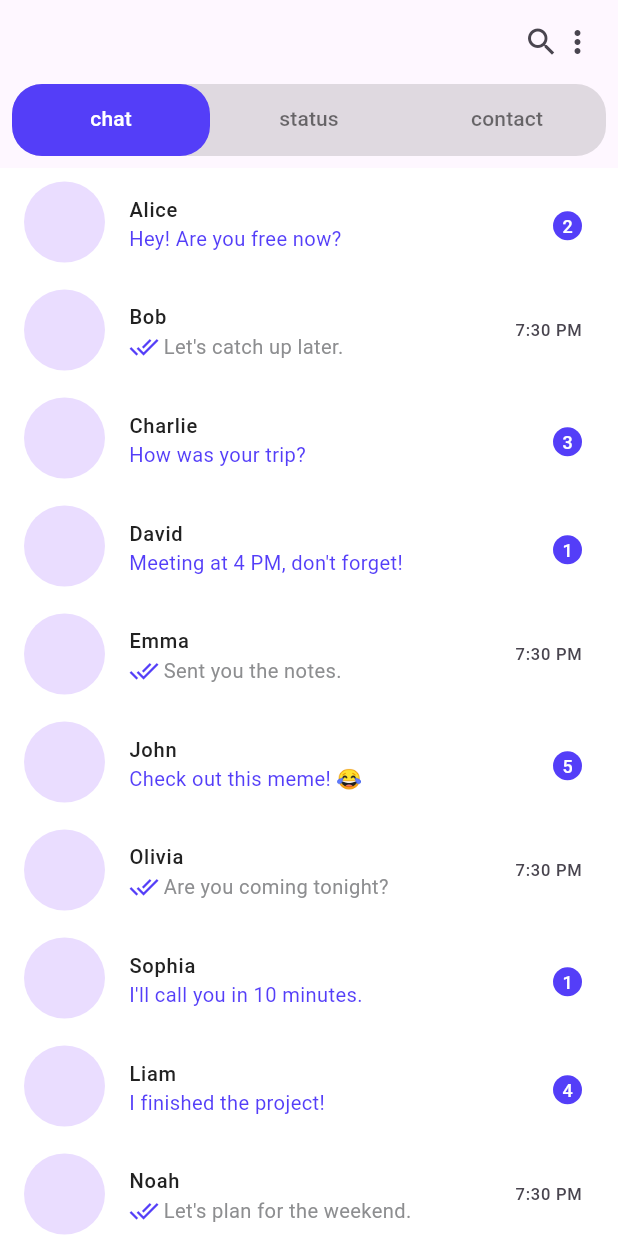
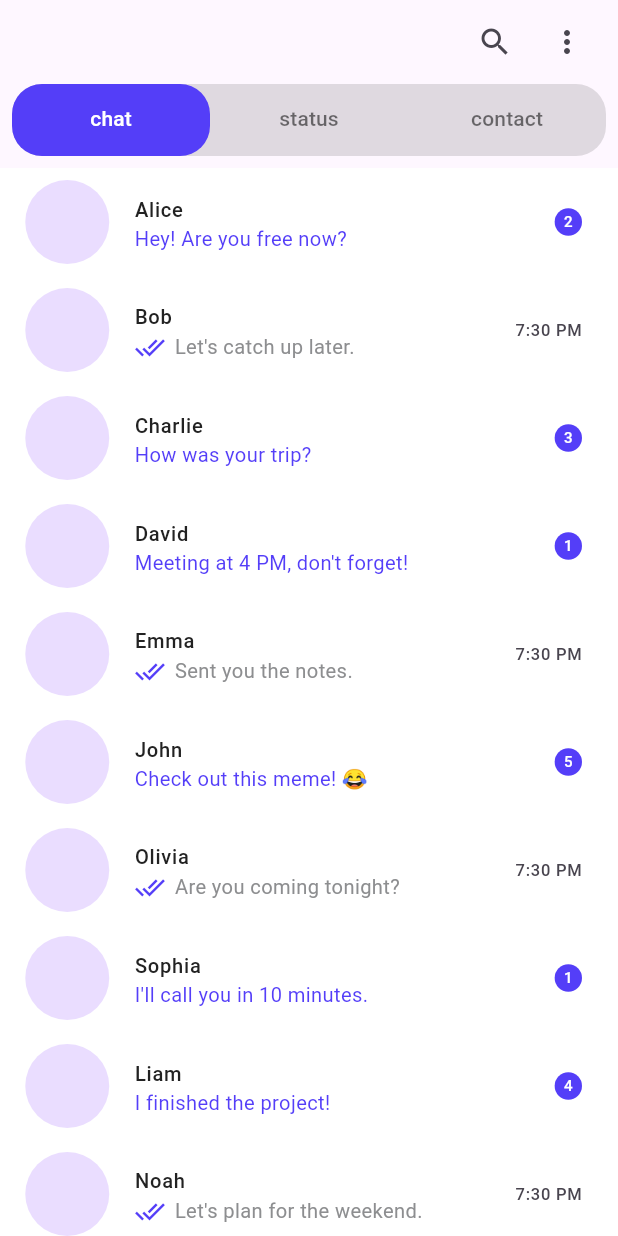
Before and after one commit to shahmashah86/chat_app_Firebase, a Flutter app: the Tabbar screen opened directly, on a phone screen of 412 x 824 dp. Run offline on Flutter 3.47's test engine with Material 3 defaults, Android fonts, the light colour scheme and no system bars; our stand-ins replace cloud_firestore, firebase_auth, firebase_core, flutter_bloc, flutter_spinkit, get_it and 4 more; accounts and stored records are empty.

Commit message:
second commit by using core file usage

```diff
--- a/lib/core/theme/app_colors.dart
+++ b/lib/core/theme/app_colors.dart
@@ -3,30 +3,30 @@ import 'dart:ui';
 import 'package:flutter/material.dart';
 
 class AppColors {
-    static const primarybuttonColor =Color(0xFF0088CC);
+    static const primaryColor= const Color.fromARGB(255, 84, 62, 248);
      static const Color backgroundLight = Colors.white;
   static const Color backgroundDark = Color(0xFF121212);
 
   //togglr color
-  static const toggle=Color(0XFF77D572);
+  // static const toggle=Color(0XFF77D572);
 
-  static const greyNoreg=Color(0XFFD1D5DB);
-  static const greyregister=Color(0XFF3C3C43);
-  // last chat  from homescreen
+  // static const greyNoreg=Color(0XFFD1D5DB);
+  // static const greyregister=Color(0XFF3C3C43);
+  // // last chat  from homescreen
   static const chatgrey=Color(0XFF8D8E90);
 
-  static const pingrey=Color(0XFFAEAEB2);
-  static const greysearch=Color(0XFF767680);
+  // static const pingrey=Color(0XFFAEAEB2);
+  // static const greysearch=Color(0XFF767680);
   static const bluetext=Color(0XFF007AFF);
   static const maintext=Color(0XFF222222);
 
-  static const bubblecolor=Colors.green;
+  // static const bubblecolor=Colors.green;
 
-  static const savedIconstop1=Color(0XFF6FD4FC);
-    static const savedIconstop2=Color(0XFF2B9EF0);
+  // static const savedIconstop1=Color(0XFF6FD4FC);
+  //   static const savedIconstop2=Color(0XFF2B9EF0);
 
-    static const bottomnavunselected=Color(0XFF545458);
-    static const bottnavselected=Color(0XFF007AFF);
-    static const bottomnavsekectedText=Color(0XFF037EE5);
-    static const bottomnavMsgnotification=Color(0XFFFE3B30);
+  //   static const bottomnavunselected=Color(0XFF545458);
+  //   static const bottnavselected=Color(0XFF007AFF);
+  //   static const bottomnavsekectedText=Color(0XFF037EE5);
+  //   static const bottomnavMsgnotification=Color(0XFFFE3B30);
 }
--- a/lib/core/theme/app_text_style.dart
+++ b/lib/core/theme/app_text_style.dart
@@ -30,17 +30,35 @@ class AppTextStyle {
   }
 
 
- //homescreen kanuna message blue if not read
+ //homescreen kanuna message blue if not read nd read
 
-      static TextStyle scrreenmsgTextStyle(
+      static TextStyle unreadMsgTextStyle(
     BuildContext context, {
     Color? fontColor,
     double? fontSize,
     FontWeight? fontWeight,
+    TextOverflow? overflow
+
+  }) {
+  return  TextStyle(color: fontColor??AppColors.primaryColor,
+    fontSize: 15.sp,
+    fontWeight: fontWeight??FontWeight.normal,
+    overflow: TextOverflow.ellipsis
+    );
+  }
+
+      static TextStyle readMsgTextStyle(
+    BuildContext context, {
+    Color? fontColor,
+    double? fontSize,
+    FontWeight? fontWeight,
+    TextOverflow? overflow
+
   }) {
   return  TextStyle(color: fontColor??AppColors.chatgrey,
     fontSize: 15.sp,
     fontWeight: fontWeight??FontWeight.normal,
+       overflow: TextOverflow.ellipsis
     );
   }
 }
--- a/lib/presentation/bloc/authentication/authentication_bloc.dart
+++ b/lib/presentation/bloc/authentication/authentication_bloc.dart
@@ -12,13 +12,14 @@ part 'authentication_state.dart';
 
 class AuthenticationBloc extends Bloc<AuthenticationEvent, AuthenticationState> {
       final AuthenticationRepo authenticationRepo;
-  AuthenticationBloc(this.authenticationRepo) : super(AuthenticationLoading()) {
+  AuthenticationBloc(this.authenticationRepo) : super(AuthenticationInitial()) {
 
    on<AuthenticationByGoogle>(_signinWithGoogle);
   }
 
-  FutureOr<void> _signinWithGoogle(AuthenticationByGoogle event, Emitter<AuthenticationState> emit)  async{
+  Future<void> _signinWithGoogle(AuthenticationByGoogle event, Emitter<AuthenticationState> emit)  async{
     try{
+      emit(AuthenticationLoading());
      final response=await authenticationRepo.signInWithGoogle() ;
 
       emit(AuthenticationAuthenticated(userCredential: response));
--- a/lib/presentation/bloc/authentication/authentication_state.dart
+++ b/lib/presentation/bloc/authentication/authentication_state.dart
@@ -2,6 +2,7 @@ part of 'authentication_bloc.dart';
 
 @immutable
 sealed class AuthenticationState {}
+final class AuthenticationInitial extends AuthenticationState {}
 
 final class AuthenticationLoading extends AuthenticationState {}
 final class AuthenticationAuthenticated extends AuthenticationState {
--- a/lib/presentation/screen/chat_screen.dart
+++ b/lib/presentation/screen/chat_screen.dart
@@ -68,8 +68,8 @@ class _ChatScreenState extends State<ChatScreen> {
   Widget _buildArchivedTile() {
     return ListTile(
       leading:
-          CircleAvatar(radius: 27,
-            child: Icon(Icons.archive, color:  const Color.fromARGB(255, 84, 62, 248))),
+          CircleAvatar(radius: 7.w,
+            child: Icon(Icons.archive, color:AppColors.primaryColor)),
       title: Text("Archived Chats"),
       onTap: () {
         Navigator.push(
@@ -85,8 +85,8 @@ class _ChatScreenState extends State<ChatScreen> {
         });
       },
       trailing: Container(
-        height: 20,
-        width: 20,
+        height: 2.3.h,
+        width: 4.5.w,
         decoration: BoxDecoration(
             color: Colors.black26,
             borderRadius: BorderRadius.only(
@@ -115,10 +115,10 @@ class _ChatScreenState extends State<ChatScreen> {
                   return ChatDetailScreen();
                 })));
             },
-            leading: CircleAvatar(radius: 27),
+            leading: CircleAvatar(radius: 7.w),
             title: Text(
               chat["name"],
-              style: AppTextStyle.scrreenmsgTextStyle(context,
+              style: AppTextStyle.readMsgTextStyle(context,
                   fontSize: 21.sp,
                   fontColor: AppColors.maintext,
                   fontWeight: FontWeight.w500),
@@ -126,8 +126,8 @@ class _ChatScreenState extends State<ChatScreen> {
             subtitle: chat["unread"] > 0
                 ? Text(
                     chat["message"],
-                    style: AppTextStyle.scrreenmsgTextStyle(context,
-                        fontColor: const Color.fromARGB(255, 84, 62, 248)),
+                    style: AppTextStyle.unreadMsgTextStyle(context,
+   ),
                     // TextStyle(
                     //   color: chat["unread"] > 0 ? Colors.blue : Colors.black87,
                     //   fontWeight: chat["unread"] > 0 ? FontWeight.bold : FontWeight.normal,
@@ -135,16 +135,16 @@ class _ChatScreenState extends State<ChatScreen> {
                     overflow: TextOverflow.ellipsis,
                   )
                 : Row(
-                    spacing: 3,
+                    spacing: 1.5.w,
                     children: [
                       Icon(
                         Icons.done_all,
-                        color: const Color.fromARGB(255, 84, 62, 248),
-                        size: 20,
+                        color: AppColors.primaryColor,
+                        size:5.w,
                       ),
                       Text(
                         chat["message"],
-                        style: AppTextStyle.scrreenmsgTextStyle(context,
+                        style: AppTextStyle.readMsgTextStyle(context,
                             fontColor: AppColors.chatgrey),
                         overflow: TextOverflow.ellipsis,
                       ),
@@ -156,15 +156,15 @@ class _ChatScreenState extends State<ChatScreen> {
                 chat['unread'] > 0 ? SizedBox.shrink() : Text('7:30 PM'),
                 if (chat["unread"] > 0)
                   Container(
-                    margin: EdgeInsets.only(top: 5),
+                    // margin: EdgeInsets.only(top: 5),
                     padding: EdgeInsets.all(6),
                     decoration: BoxDecoration(
-                      color: const Color.fromARGB(255, 84, 62, 248),
+                      color: AppColors.primaryColor,
                       shape: BoxShape.circle,
                     ),
                     child: Text(
                       chat["unread"].toString(),
-                      style: TextStyle(color: Colors.white, fontSize: 12),
+                      style: TextStyle(color: Colors.white, fontSize: 13.sp),
                     ),
                   ),
               ],
@@ -181,8 +181,8 @@ class _ChatScreenState extends State<ChatScreen> {
       decoration: BoxDecoration(
         gradient: LinearGradient(
           colors: [
-            const Color.fromARGB(255, 84, 62, 248),
-            Colors.black12,
+            AppColors.primaryColor,
+            AppColors.chatgrey,
 
           ],
           begin: Alignment.centerLeft,
@@ -205,7 +205,7 @@ class _ChatScreenState extends State<ChatScreen> {
     });
 
     ScaffoldMessenger.of(context).showSnackBar(
-      SnackBar(
+      SnackBar(backgroundColor: AppColors.primaryColor,
         content: Text("Chat archived"),
         action: SnackBarAction(
           label: "Undo",
@@ -242,14 +242,14 @@ class ArchivedChatScreen extends StatelessWidget {
     return Scaffold(
       appBar: AppBar(
         title: Text("Archived Chats",style: TextStyle(color: Colors.white),),
-        backgroundColor: const Color.fromARGB(255, 84, 62, 248),
+        backgroundColor: AppColors.primaryColor,
         iconTheme: IconThemeData(color: Colors.white),
       ),
       body: archived.isEmpty
           ? Center(
               child: Text(
                 "No archived chats",
-                style: TextStyle(fontSize: 18, color: Colors.grey),
+                style: TextStyle(fontSize: 14.sp, color: AppColors.chatgrey),
               ),
             )
           : ListView.builder(
@@ -265,31 +265,34 @@ class ArchivedChatScreen extends StatelessWidget {
                         _unarchiveChat(context, index);
                       },
                       child: ListTile(
-                        leading: CircleAvatar(radius: 27),
+                        leading: CircleAvatar(radius: 7.w),
                         title: Text(
                           archived[index]["name"],
-                          style: TextStyle(
-                              fontWeight: FontWeight.bold, fontSize: 18),
+                          style:  AppTextStyle.readMsgTextStyle(context,
+                  fontSize: 21.sp,
+                  fontColor: AppColors.maintext,
+                  fontWeight: FontWeight.w500),
+
                         ),
                         subtitle: Text(
                           archived[index]["message"],
-                          style: AppTextStyle.scrreenmsgTextStyle(context,
-                              fontColor: archived[index]["unread"] > 0
-                                  ? const Color.fromARGB(255, 84, 62, 248)
-                                  : Colors.black54),
-                          overflow: TextOverflow.ellipsis,
-                        ),
+                          style: archived[index]["unread"] > 0?
+                           AppTextStyle.unreadMsgTextStyle(context):AppTextStyle.readMsgTextStyle(context)),
+
+
+
+
                         trailing: archived[index]["unread"] > 0
                             ? Container(
                                 padding: EdgeInsets.all(6),
                                 decoration: BoxDecoration(
-                                  color: const Color.fromARGB(255, 84, 62, 248),
+                                  color: AppColors.primaryColor,
                                   shape: BoxShape.circle,
                                 ),
                                 child: Text(
                                   archived[index]["unread"].toString(),
                                   style: TextStyle(
-                                      color: Colors.white, fontSize: 12),
+                                      color: Colors.white, fontSize: 13.sp),
                                 ),
                               )
                             : null,
@@ -307,7 +310,7 @@ class ArchivedChatScreen extends StatelessWidget {
     return Container(
       decoration: BoxDecoration(
         gradient: LinearGradient(
-          colors: [const Color.fromARGB(255, 84, 62, 248),Colors.black12,],
+          colors: [AppColors.primaryColor,AppColors.chatgrey,],
           begin: Alignment.centerLeft,
           end: Alignment.centerRight,
         ),
@@ -330,7 +333,7 @@ class ArchivedChatScreen extends StatelessWidget {
     // Return chat to main screen
 
     ScaffoldMessenger.of(context).showSnackBar(
-      SnackBar(
+      SnackBar(backgroundColor: AppColors.primaryColor,
         content: Text("Chat unarchived"),
         action: SnackBarAction(
           label: "Undo",
--- a/lib/presentation/screen/tabbar.dart
+++ b/lib/presentation/screen/tabbar.dart
@@ -1,6 +1,10 @@
 import 'package:flutter/material.dart';
+import 'package:sizer/sizer.dart';
+import 'package:telegram_clone/core/theme/app_colors.dart';
 import 'package:telegram_clone/presentation/screen/chat_screen.dart';
 import 'package:telegram_clone/presentation/screen/contacts.dart';
+import 'package:telegram_clone/presentation/screen/profile_setup_screen.dart';
+import 'package:telegram_clone/presentation/screen/settings.dart';
 import 'package:telegram_clone/presentation/screen/status.dart';
 
 
@@ -47,10 +51,31 @@ late final List<Widget> _body ;
     builder: (context, value, child) {
       return value ? Icon(Icons.push_pin_outlined) : SizedBox.shrink();
     },
-  ),SizedBox(width: 5,),
-  Icon(Icons.search),Icon(Icons.more_vert),
+  ),SizedBox(width: 5.w,),
+  IconButton(
+    onPressed: () {
 
-SizedBox(width: 5,)
+  },
+  icon: Icon(Icons.search)),
+  // IconButton(onPressed: (){
+    PopupMenuButton(itemBuilder:(BuildContext context){
+        return <PopupMenuEntry<String>>[
+                                    PopupMenuItem<String>(
+                                      onTap: () => Navigator.push(context,
+                                          MaterialPageRoute(builder: (context) {
+                                            return Settings();
+
+                                      })),
+                                      value: "Option1",
+                                      child: Text("Settings"),
+                                    ),
+
+                                  ];
+    } )
+
+  // }, icon: Icon(Icons.more_vert)),
+
+// SizedBox(width: 5,)
 
         ],
       ),
@@ -70,7 +95,7 @@ SizedBox(width: 5,)
                     indicatorSize:TabBarIndicatorSize.tab,
                   dividerColor: Colors.transparent,
                   indicator: BoxDecoration(borderRadius: BorderRadius.circular(20),
-                  color: const Color.fromARGB(255, 84, 62, 248),
+                  color:AppColors.primaryColor
                   ),
                   // padding: EdgeInsets.all(4),
                     controller: _tabController,
--- a/pubspec.yaml
+++ b/pubspec.yaml
@@ -45,6 +45,7 @@ dependencies:
   cloud_firestore: ^5.6.5
   flutter_bloc: ^9.1.0
   get_it: ^8.0.3
+  flutter_spinkit: ^5.2.1
 
 
 dev_dependencies:
```
Also changed, not shown: lib/presentation/screen/chart_details_screen.dart (+14 -11 lines), lib/presentation/screen/contacts.dart (+7 -4 lines), lib/presentation/screen/profile_setup_screen.dart (+11 -9 lines), lib/presentation/screen/settings.dart (added, +76 -0 lines), lib/presentation/screen/signin.dart (+116 -51 lines), lib/presentation/screen/status.dart (+6 -4 lines), pubspec.lock, 4 other files.
